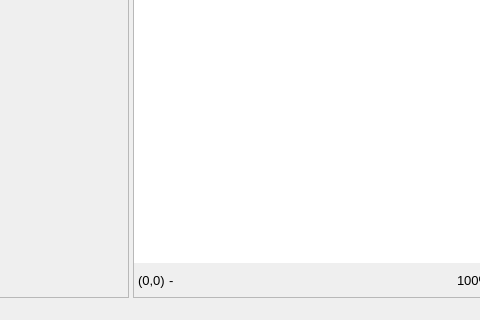
Old version of the form forms/MainWindow.ui in the repository Fluocode/SpriteGlypher; both pictures show x 157 to 637 and y 430 to 750 of the 1050 by 750 pixel window.
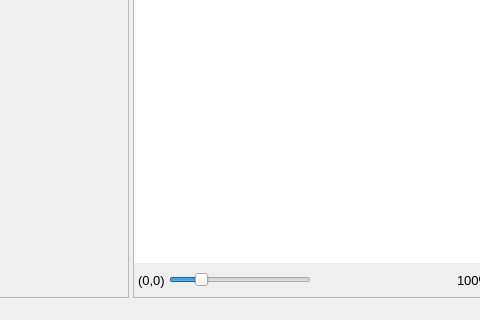
New version of the form. Icons and pictures are not drawn. Custom widgets are drawn as their Qt base class.

What changed in the file:
```diff
--- a/forms/MainWindow.ui
+++ b/forms/MainWindow.ui
@@ -456,14 +456,21 @@
            </widget>
           </item>
           <item>
-           <widget class="QLabel" name="labelFeedback">
-            <property name="font">
-             <font>
-              <pointsize>10</pointsize>
-             </font>
+           <widget class="QSlider" name="zoomSlider">
+            <property name="minimum">
+             <number>25</number>
             </property>
-            <property name="text">
-             <string>-</string>
+            <property name="maximum">
+             <number>400</number>
+            </property>
+            <property name="value">
+             <number>100</number>
+            </property>
+            <property name="orientation">
+             <enum>Qt::Horizontal</enum>
+            </property>
+            <property name="tracking">
+             <bool>true</bool>
             </property>
            </widget>
           </item>
```
